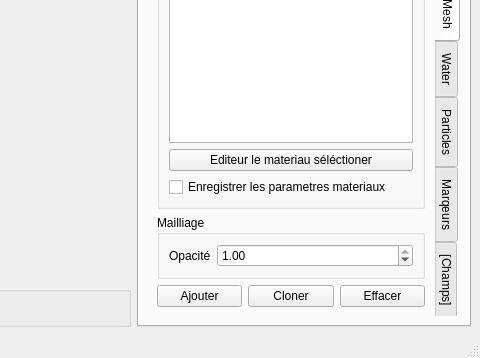
Above: sources/interface.ui from b4n92uid/theball-editor before the change; both pictures show x 346 to 826 and y 319 to 677 of the 826 by 677 pixel window. Below: the same form after it.
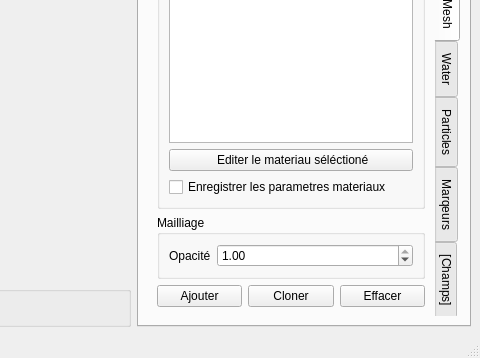
That is the form after the change. Icons and pictures are not drawn. Custom widgets are drawn as their Qt base class.

Diff of the .ui file:
```diff
--- a/sources/interface.ui
+++ b/sources/interface.ui
@@ -679,7 +679,7 @@
                  <item>
                   <widget class="QPushButton" name="node_mesh_editmat">
                    <property name="text">
-                    <string>Editeur le materiau séléctioner</string>
+                    <string> Editer le materiau séléctioné</string>
                    </property>
                   </widget>
                  </item>
```
